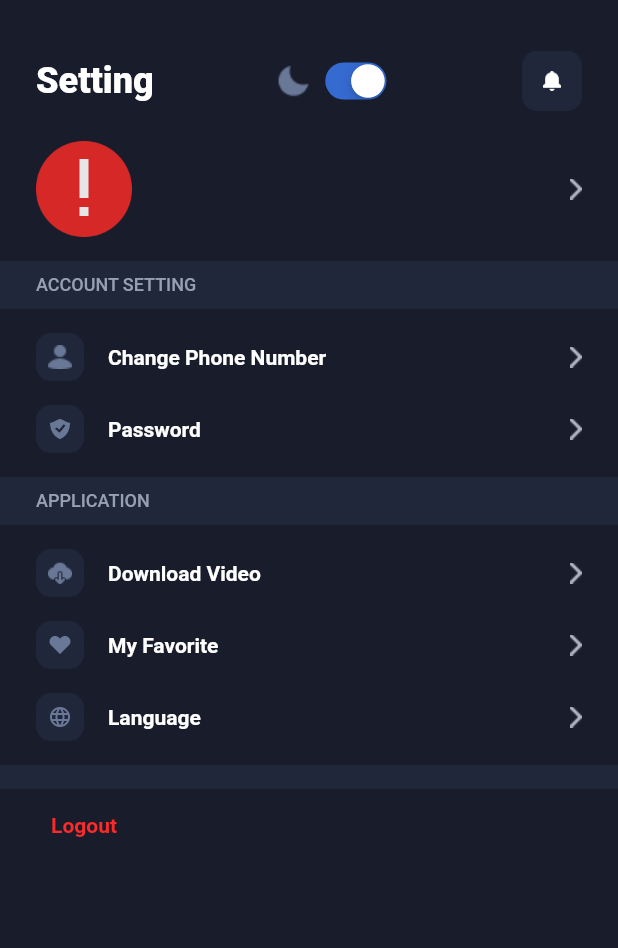
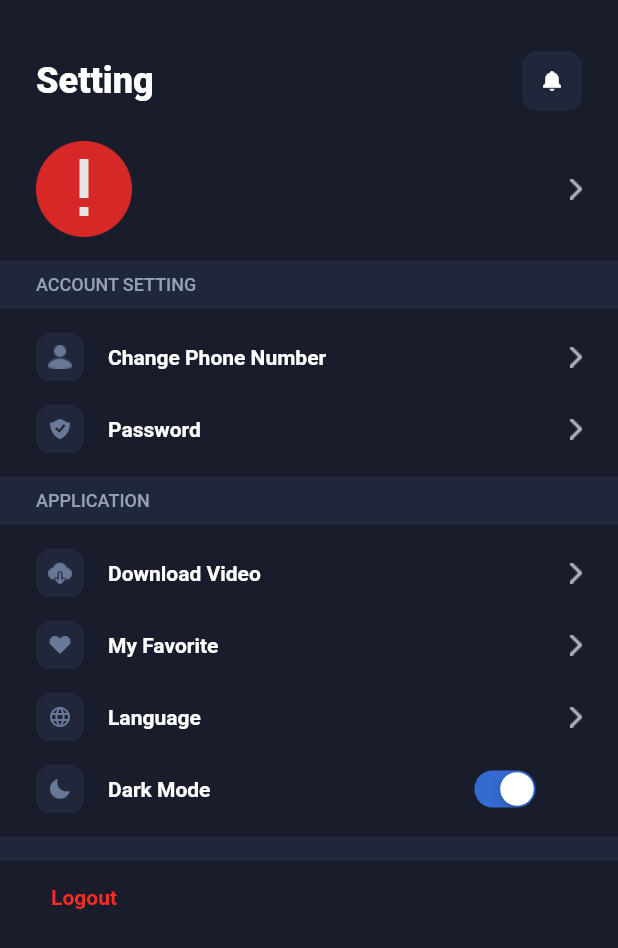
Before and after one commit to lapphong/firebase_app_bloc, a Flutter app: the SettingPage screen opened directly, on a phone screen of 412 x 824 dp. Shown: the top 948 px of the screen. Run offline on Flutter 3.47's test engine with Material 2 defaults, Android fonts, the phone set to English and light mode, and no system bars; drawn by our look-alikes of cached_network_image; our stand-ins replace bloc, cloud_firestore, equatable, firebase_auth, firebase_core, firebase_storage and 4 more; accounts and stored records are empty; network calls fail.

Commit message:
insert more words

```diff
--- a/lib/modules/authentication/pages/sign_up/sign_up_form.dart
+++ b/lib/modules/authentication/pages/sign_up/sign_up_form.dart
@@ -82,7 +82,7 @@ class SignUpForm extends StatelessWidget {
                     TextButton(
                       onPressed: () => Navigator.pop(context),
                       child: Text(
-                        'Sign in',
+                        S.of(context).signIn,
                         style: TxtStyle.headline5.copyWith(
                           color: DarkTheme.primaryBlue600,
                         ),
--- a/lib/modules/authentication/widgets/password_textfield.dart
+++ b/lib/modules/authentication/widgets/password_textfield.dart
@@ -1,3 +1,4 @@
+import 'package:firebase_app_bloc/generated/l10n.dart';
 import 'package:firebase_app_bloc/widgets/stateless/common_textfield.dart';
 import 'package:flutter/material.dart';
 import 'package:flutter/services.dart';
@@ -14,8 +15,8 @@ class PasswordTextField extends StatefulWidget {
     this.errorText,
     this.inputFormatters,
     this.onChange,
-    this.hintText = 'Enter your password',
-    this.label = 'Password',
+    this.hintText ,
+    this.label ,
     this.onEditingComplete,
     this.validator,
     this.onSubmit,
--- a/lib/modules/setting/pages/setting_page.dart
+++ b/lib/modules/setting/pages/setting_page.dart
@@ -1,4 +1,5 @@
 import 'package:firebase_app_bloc/blocs/blocs.dart';
+import 'package:firebase_app_bloc/modules/setting/widgets/items_toggle_setting.dart';
 import 'package:flutter/material.dart';
 import 'package:flutter_bloc/flutter_bloc.dart';
 
@@ -29,7 +30,7 @@ class SettingPage extends StatelessWidget {
                     mainAxisAlignment: MainAxisAlignment.spaceBetween,
                     children: [
                       Text(S.of(context).setting, style: TxtStyle.title),
-                      buildToggleSwitchMode(),
+                      //buildToggleSwitchMode(),
                       const BellButton(),
                     ],
                   ),
@@ -79,6 +80,10 @@ class SettingPage extends StatelessWidget {
             ),
             const SizedBox(height: 16),
             //buildListView(applicationToggle, 1),
+            buildSettingItemsSwitchDarkMode(),
+
+            const SizedBox(height: 16),
+
             const TitleOptionSettings(height: 16),
             buildLogoutButton(context),
           ],
@@ -120,25 +125,52 @@ class SettingPage extends StatelessWidget {
     );
   }
 
-  Widget buildToggleSwitchMode() {
+  Widget buildSettingItemsSwitchDarkMode() {
     return BlocBuilder<ThemeCubit, ThemeState>(
       builder: (context, state) {
-        return Row(
-          children: [
-            const Image(image: AssetImage(AssetPath.iconDarkMode)),
-            ToggleSwitchButton(
-              value: context.select((ThemeCubit bloc) => bloc.state.appTheme) ==
-                      AppTheme.dark
-                  ? true
-                  : false,
-              onChanged: (value) =>
-                  context.read<ThemeCubit>().changeTheme(value),
-            ),
-          ],
+        final value = context.select((ThemeCubit bloc) => bloc.state.appTheme);
+
+        onChangedFunction(value) {
+          context.read<ThemeCubit>().changeTheme(value);
+        }
+
+        return Padding(
+          padding: const EdgeInsets.symmetric(horizontal: 24.0),
+          child: ItemsToggleSetting(
+            assetName: AssetPath.iconDarkMode,
+            title: 'Dark Mode',
+            onValue: context.select((ThemeCubit bloc) => bloc.state.appTheme) ==
+                    AppTheme.dark
+                ? true
+                : false,
+            onChanged: (value) => onChangedFunction(value),
+            onTap: () =>
+                onChangedFunction(value != AppTheme.dark ? true : false),
+          ),
         );
       },
     );
   }
+
+  // Widget buildToggleSwitchMode() {
+  //   return BlocBuilder<ThemeCubit, ThemeState>(
+  //     builder: (context, state) {
+  //       return Row(
+  //         children: [
+  //           const Image(image: AssetImage(AssetPath.iconDarkMode)),
+  //           ToggleSwitchButton(
+  //             value: context.select((ThemeCubit bloc) => bloc.state.appTheme) ==
+  //                     AppTheme.dark
+  //                 ? true
+  //                 : false,
+  //             onChanged: (value) =>
+  //                 context.read<ThemeCubit>().changeTheme(value),
+  //           ),
+  //         ],
+  //       );
+  //     },
+  //   );
+  // }
 
   Future<void> _confirmSignOut(BuildContext context) async {
     final didRequestSignOut = await showAlertDialog(
--- /dev/null
+++ b/lib/modules/setting/widgets/items_toggle_setting.dart
@@ -0,0 +1,42 @@
+import 'package:flutter/material.dart';
+
+import '../../../assets/assets_path.dart';
+import '../../../themes/themes.dart';
+import '../../../widgets/stateless/stateless.dart';
+
+class ItemsToggleSetting extends StatelessWidget {
+  const ItemsToggleSetting({
+    Key? key,
+    this.title,
+    this.assetName,
+    this.onChanged,
+    this.onValue,
+    this.onTap,
+  }) : super(key: key);
+
+  final String? title, assetName;
+  final Function(bool)? onChanged;
+  final Function()? onTap;
+  final bool? onValue;
+
+  @override
+  Widget build(BuildContext context) {
+    return BodyItemAsset(
+      onTap: onTap,
+      assetName: AssetPath.imgBackgroundItems,
+      height: 32,
+      widthImg: 32,
+      mid: Padding(
+        padding: const EdgeInsets.only(left: 16.0),
+        child: Center(child: Text(title!, style: TxtStyle.headline4)),
+      ),
+      right: Padding(
+        padding: const EdgeInsets.only(left: 145.0),
+        child: ToggleSwitchButton(value: onValue!, onChanged: onChanged),
+      ),
+      child: Center(
+        child: Image(image: AssetImage(assetName!), width: 16, height: 16),
+      ),
+    );
+  }
+}
```
Also changed, not shown: lib/l10n/intl_de.arb (+11 -1 lines), lib/l10n/intl_en.arb (+10 -1 lines), lib/l10n/intl_fr.arb (+10 -1 lines), lib/l10n/intl_id.arb (+10 -1 lines), lib/l10n/intl_it.arb (+10 -1 lines), lib/l10n/intl_ja_JP.arb (+10 -1 lines), lib/l10n/intl_ru.arb (+10 -1 lines), lib/modules/authentication/pages/sign_in/sign_in_form.dart (+22 -20 lines), lib/modules/authentication/widgets/email_textfield.dart (+5 -4 lines), lib/generated/intl/messages_de.dart, lib/generated/intl/messages_en.dart, lib/generated/intl/messages_fr.dart, lib/generated/intl/messages_id.dart, lib/generated/intl/messages_it.dart, 3 more files.
